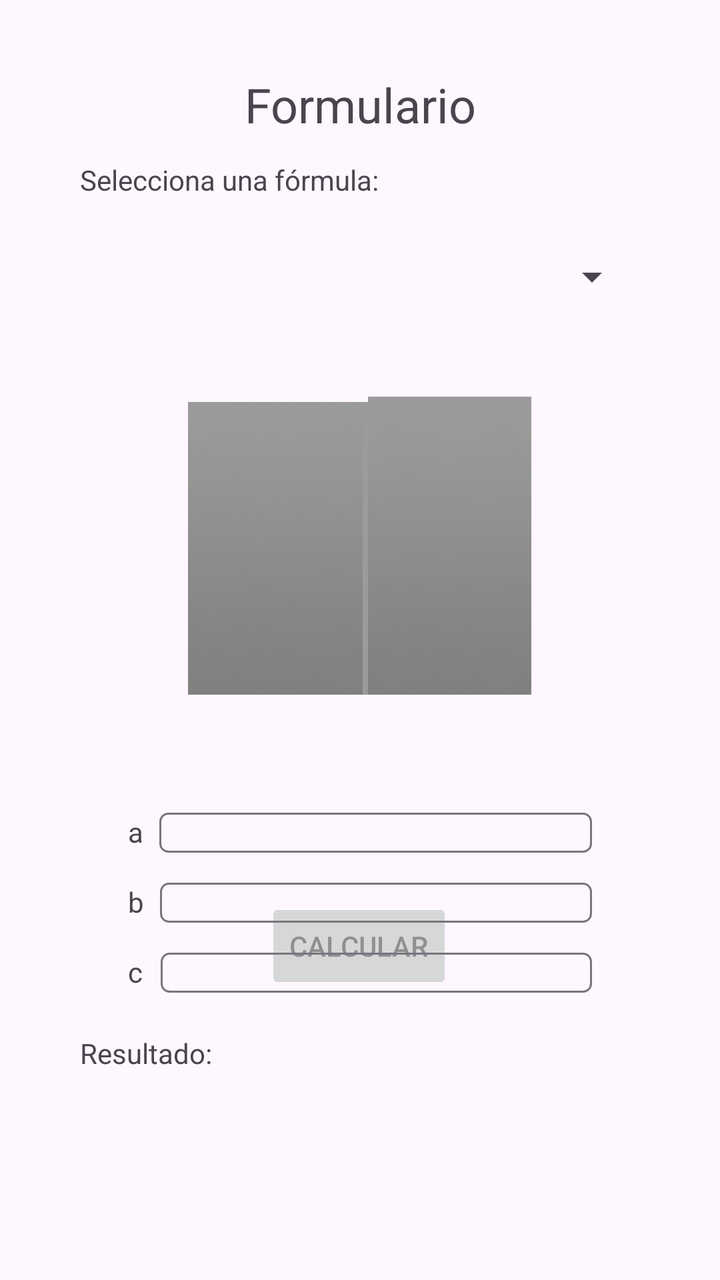
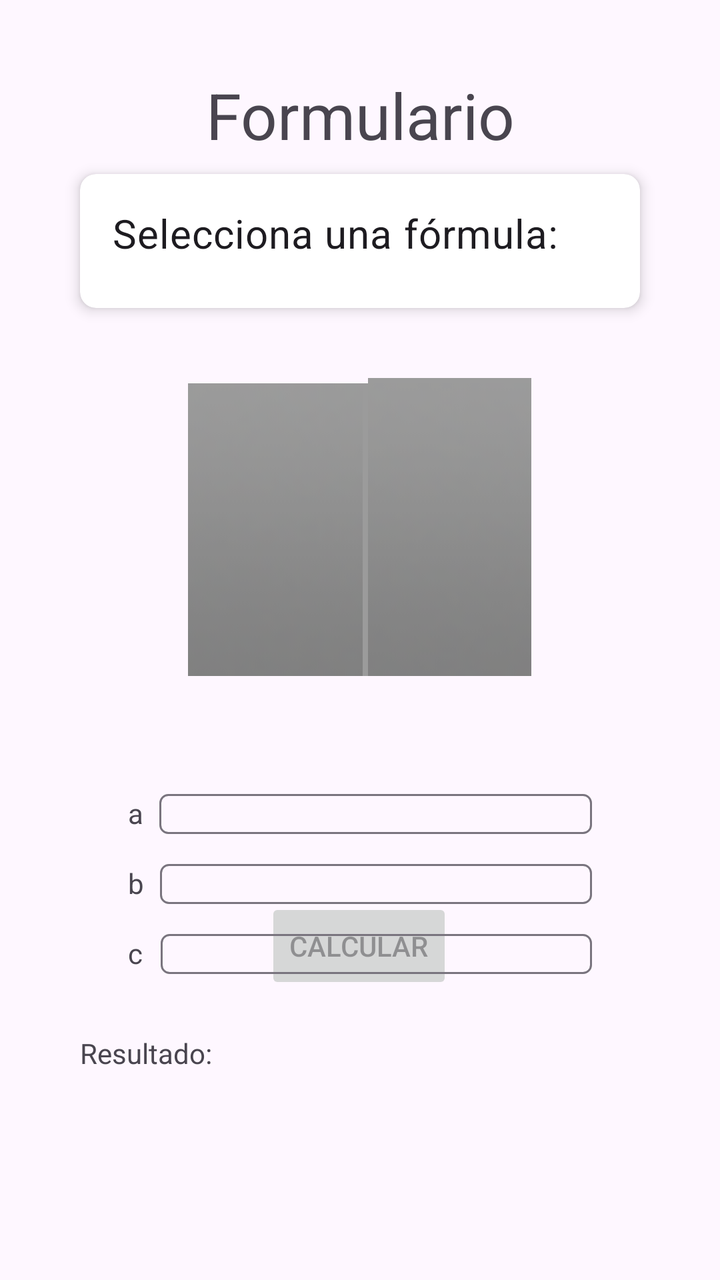

Screens rendered from an Android XML layout before and after an edit, with the pre-edit source and the edit as a unified diff.
<!-- AndroidManifest.xml: application theme Theme.Formulario -->
<!-- res/layout/activity_main.xml -->
<?xml version="1.0" encoding="utf-8"?>
<androidx.constraintlayout.widget.ConstraintLayout xmlns:android="http://schemas.android.com/apk/res/android"
    xmlns:app="http://schemas.android.com/apk/res-auto"
    xmlns:tools="http://schemas.android.com/tools"
    android:id="@+id/main"
    android:layout_width="match_parent"
    android:layout_height="match_parent"
    tools:context=".MainActivity">

    <TextView
        android:id="@+id/tvVarB"
        android:layout_width="wrap_content"
        android:layout_height="20dp"
        android:layout_marginStart="24dp"
        android:layout_marginTop="15dp"
        android:text="@string/text_var_b"
        app:layout_constraintStart_toStartOf="@+id/glStart"
        app:layout_constraintTop_toBottomOf="@+id/tvVarA" />

    <TextView
        android:id="@+id/tvVarC"
        android:layout_width="wrap_content"
        android:layout_height="20dp"
        android:layout_marginStart="24dp"
        android:layout_marginTop="15dp"
        android:text="@string/text_bar_c"
        app:layout_constraintStart_toStartOf="@+id/glStart"
        app:layout_constraintTop_toBottomOf="@+id/tvVarB" />

    <androidx.constraintlayout.widget.Guideline
        android:id="@+id/glStart"
        android:layout_width="wrap_content"
        android:layout_height="wrap_content"
        android:orientation="vertical"
        app:layout_constraintGuide_begin="40dp" />

    <androidx.constraintlayout.widget.Guideline
        android:id="@+id/glEnd"
        android:layout_width="wrap_content"
        android:layout_height="wrap_content"
        android:orientation="vertical"
        app:layout_constraintGuide_end="40dp" />

    <androidx.constraintlayout.widget.Guideline
        android:id="@+id/glTop"
        android:layout_width="wrap_content"
        android:layout_height="wrap_content"
        android:orientation="horizontal"
        app:layout_constraintGuide_begin="36dp" />

    <androidx.constraintlayout.widget.Guideline
        android:id="@+id/glBottom"
        android:layout_width="wrap_content"
        android:layout_height="wrap_content"
        android:orientation="horizontal"
        app:layout_constraintGuide_end="36dp" />

    <TextView
        android:id="@+id/tvTitle"
        android:layout_width="0dp"
        android:layout_height="wrap_content"
        android:gravity="center"
        android:text="@string/app_name"
        android:textSize="24sp"
        app:layout_constraintEnd_toStartOf="@+id/glEnd"
        app:layout_constraintStart_toStartOf="@+id/glStart"
        app:layout_constraintTop_toTopOf="@+id/glTop" />

    <TextView
        android:id="@+id/tvSelection"
        android:layout_width="0dp"
        android:layout_height="wrap_content"
        android:layout_marginTop="12dp"
        android:text="@string/spinner_text"
        app:layout_constraintEnd_toStartOf="@+id/glEnd"
        app:layout_constraintStart_toStartOf="@+id/glStart"
        app:layout_constraintTop_toBottomOf="@+id/tvTitle" />

    <Spinner
        android:id="@+id/spFormula"
        android:layout_width="0dp"
        android:layout_height="wrap_content"
        android:layout_marginTop="27dp"
        app:layout_constraintEnd_toStartOf="@+id/glEnd"
        app:layout_constraintStart_toStartOf="@id/glStart"
        app:layout_constraintTop_toBottomOf="@+id/tvSelection" />

    <ImageView
        android:id="@+id/ivFormula"
        android:layout_width="300dp"
        android:layout_height="150dp"
        android:layout_marginTop="48dp"
        app:layout_constraintEnd_toStartOf="@+id/glEnd"
        app:layout_constraintHorizontal_bias="0.498"
        app:layout_constraintStart_toStartOf="@+id/glStart"
        app:layout_constraintTop_toBottomOf="@+id/spFormula"
        app:srcCompat="@android:drawable/title_bar" />

    <TextView
        android:id="@+id/tvResultTitle"
        android:layout_width="0dp"
        android:layout_height="wrap_content"
        android:layout_marginBottom="68dp"
        android:text="@string/result"
        app:layout_constraintBottom_toTopOf="@+id/glBottom"
        app:layout_constraintEnd_toStartOf="@+id/glEnd"
        app:layout_constraintHorizontal_bias="0.0"
        app:layout_constraintStart_toStartOf="@+id/glStart" />

    <TextView
        android:id="@+id/tvFirstResult"
        android:layout_width="0dp"
        android:layout_height="wrap_content"
        android:textSize="24sp"
        app:layout_constraintEnd_toStartOf="@+id/glEnd"
        app:layout_constraintHorizontal_bias="0.0"
        app:layout_constraintStart_toStartOf="@+id/glStart"
        app:layout_constraintTop_toBottomOf="@+id/tvResultTitle" />

    <TextView
        android:id="@+id/tvSecondResult"
        android:layout_width="331dp"
        android:layout_height="wrap_content"
        android:textSize="24sp"
        app:layout_constraintBottom_toTopOf="@+id/glBottom"
        app:layout_constraintEnd_toStartOf="@+id/glEnd"
        app:layout_constraintStart_toStartOf="@+id/glStart"
        app:layout_constraintTop_toBottomOf="@+id/tvFirstResult" />

    <Button
        android:id="@+id/btnCalculate"
        android:layout_width="wrap_content"
        android:layout_height="wrap_content"
        android:layout_marginBottom="20dp"
        android:enabled="false"
        android:text="@string/button_calculate"
        app:layout_constraintBottom_toTopOf="@+id/tvResultTitle"
        app:layout_constraintEnd_toStartOf="@+id/glEnd"
        app:layout_constraintHorizontal_bias="0.497"
        app:layout_constraintStart_toStartOf="@+id/glStart" />

    <TextView
        android:id="@+id/tvVarA"
        android:layout_width="wrap_content"
        android:layout_height="20dp"
        android:layout_marginStart="24dp"
        android:layout_marginTop="58dp"
        android:text="@string/text_var_a"
        app:layout_constraintStart_toStartOf="@+id/glStart"
        app:layout_constraintTop_toBottomOf="@+id/ivFormula" />

    <EditText
        android:id="@+id/etVarA"
        android:layout_width="0dp"
        android:layout_height="20dp"
        android:layout_marginStart="8dp"
        android:layout_marginTop="58dp"
        android:layout_marginEnd="24dp"
        android:background="@drawable/edittext_stroke"
        android:inputType="number|numberDecimal|numberSigned"
        android:paddingHorizontal="5dp"
        android:textSize="12sp"
        app:layout_constraintEnd_toStartOf="@+id/glEnd"
        app:layout_constraintStart_toEndOf="@+id/tvVarA"
        app:layout_constraintTop_toBottomOf="@+id/ivFormula" />

    <EditText
        android:id="@+id/etVarB"
        android:layout_width="0dp"
        android:layout_height="20dp"
        android:layout_marginStart="8dp"
        android:layout_marginTop="15dp"
        android:layout_marginEnd="24dp"
        android:background="@drawable/edittext_stroke"

        android:inputType="number|numberDecimal|numberSigned"
        android:paddingHorizontal="5dp"
        android:textSize="12sp"
        app:layout_constraintEnd_toStartOf="@+id/glEnd"
        app:layout_constraintHorizontal_bias="1.0"
        app:layout_constraintStart_toEndOf="@+id/tvVarB"
        app:layout_constraintTop_toBottomOf="@+id/etVarA" />

    <EditText
        android:id="@+id/etVarC"
        android:layout_width="0dp"
        android:layout_height="20dp"
        android:layout_marginStart="9dp"
        android:layout_marginTop="15dp"
        android:layout_marginEnd="24dp"
        android:background="@drawable/edittext_stroke"

        android:inputType="number|numberDecimal|numberSigned"
        android:paddingHorizontal="5dp"
        android:textSize="12sp"
        app:layout_constraintEnd_toStartOf="@+id/glEnd"
        app:layout_constraintHorizontal_bias="0.0"
        app:layout_constraintStart_toEndOf="@+id/tvVarC"
        app:layout_constraintTop_toBottomOf="@+id/etVarB" />

</androidx.constraintlayout.widget.ConstraintLayout>
<!-- resources referenced by this layout -->
<resources>
  <!-- drawable edittext_stroke (drawable) -->
  <?xml version="1.0" encoding="utf-8"?>
  <shape xmlns:android="http://schemas.android.com/apk/res/android">
      <stroke android:width="1dp" android:color="?attr/colorOutline" />
      <corners android:radius="4dp" />
  </shape>
  <string name="app_name">Formulario</string>
  <string name="button_calculate">Calcular</string>
  <string name="result">Resultado:</string>
  <string name="spinner_text">Selecciona una fórmula:</string>
  <string name="text_bar_c">c</string>
  <string name="text_var_a">a</string>
  <string name="text_var_b">b</string>
  <style name="Theme.Formulario" parent="Base.Theme.Formulario" />
  <style name="Base.Theme.Formulario" parent="Theme.Material3.DayNight.NoActionBar">
          
          
      </style>
</resources>

<!-- the commit's change to res/layout/activity_main.xml (unified diff, before → after) -->
@@ -61,39 +61,57 @@
         android:layout_height="wrap_content"
         android:gravity="center"
         android:text="@string/app_name"
-        android:textSize="24sp"
+        android:textSize="32sp"
         app:layout_constraintEnd_toStartOf="@+id/glEnd"
         app:layout_constraintStart_toStartOf="@+id/glStart"
         app:layout_constraintTop_toTopOf="@+id/glTop" />
 
-    <TextView
-        android:id="@+id/tvSelection"
-        android:layout_width="0dp"
-        android:layout_height="wrap_content"
-        android:layout_marginTop="12dp"
-        android:text="@string/spinner_text"
-        app:layout_constraintEnd_toStartOf="@+id/glEnd"
-        app:layout_constraintStart_toStartOf="@+id/glStart"
-        app:layout_constraintTop_toBottomOf="@+id/tvTitle" />
-
-    <Spinner
-        android:id="@+id/spFormula"
-        android:layout_width="0dp"
-        android:layout_height="wrap_content"
-        android:layout_marginTop="27dp"
-        app:layout_constraintEnd_toStartOf="@+id/glEnd"
+    <androidx.cardview.widget.CardView
+        android:id="@+id/cvInstructions"
+        android:layout_width="0dp"
+        android:layout_height="wrap_content"
+        android:layout_marginTop="8dp"
+        app:cardElevation="4dp"
+        app:cardCornerRadius="8dp"
+        app:layout_constraintBottom_toTopOf="@id/ivFormula"
+        app:layout_constraintEnd_toEndOf="@id/glEnd"
         app:layout_constraintStart_toStartOf="@id/glStart"
-        app:layout_constraintTop_toBottomOf="@+id/tvSelection" />
-
-    <ImageView
+        app:layout_constraintTop_toBottomOf="@id/tvTitle">
+
+        <LinearLayout
+            android:layout_width="match_parent"
+            android:layout_height="wrap_content"
+            android:orientation="vertical"
+            android:padding="16dp">
+
+            <TextView
+                android:id="@+id/tvSelection"
+                android:textSize="20sp"
+                android:layout_width="match_parent"
+                android:layout_height="wrap_content"
+                android:text="@string/spinner_text"
+                android:textAppearance="@style/TextAppearance.Material3.BodyMedium"
+                android:textColor="?attr/colorOnSurface" />
+
+            <Spinner
+                android:id="@+id/spFormula"
+                android:layout_width="match_parent"
+                android:layout_height="wrap_content"
+                android:layout_marginTop="8dp"
+                android:background="@drawable/edittext_stroke"/>
+
+        </LinearLayout>
+    </androidx.cardview.widget.CardView>
+
+        <ImageView
         android:id="@+id/ivFormula"
         android:layout_width="300dp"
         android:layout_height="150dp"
-        android:layout_marginTop="48dp"
+        android:layout_marginTop="35dp"
         app:layout_constraintEnd_toStartOf="@+id/glEnd"
         app:layout_constraintHorizontal_bias="0.498"
         app:layout_constraintStart_toStartOf="@+id/glStart"
-        app:layout_constraintTop_toBottomOf="@+id/spFormula"
+        app:layout_constraintTop_toBottomOf="@+id/cvInstructions"
         app:srcCompat="@android:drawable/title_bar" />
 
     <TextView
@@ -119,7 +137,7 @@
 
     <TextView
         android:id="@+id/tvSecondResult"
-        android:layout_width="331dp"
+        android:layout_width="0dp"
         android:layout_height="wrap_content"
         android:textSize="24sp"
         app:layout_constraintBottom_toTopOf="@+id/glBottom"
